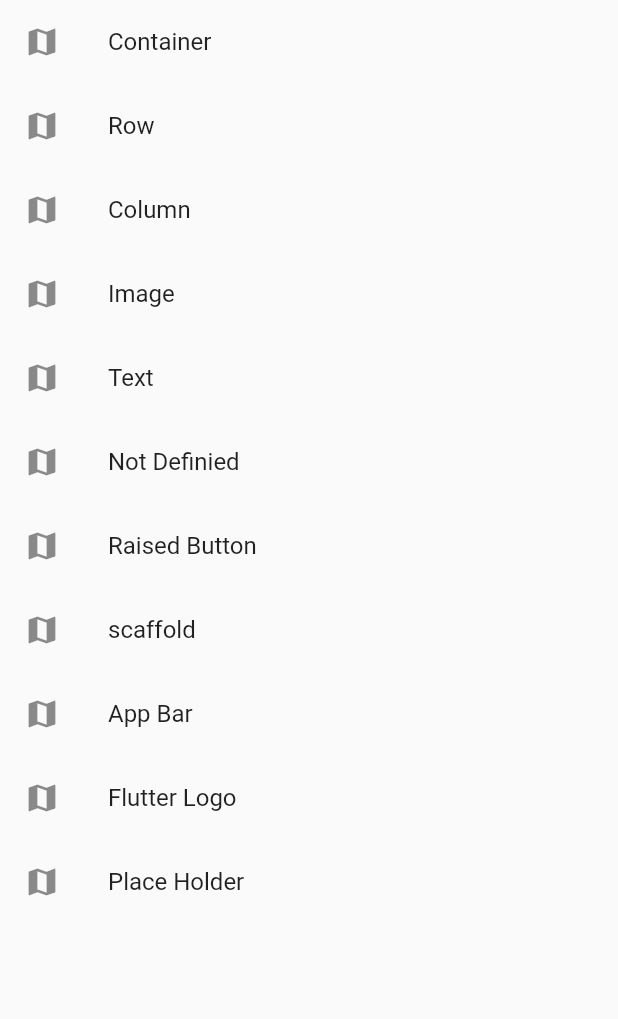
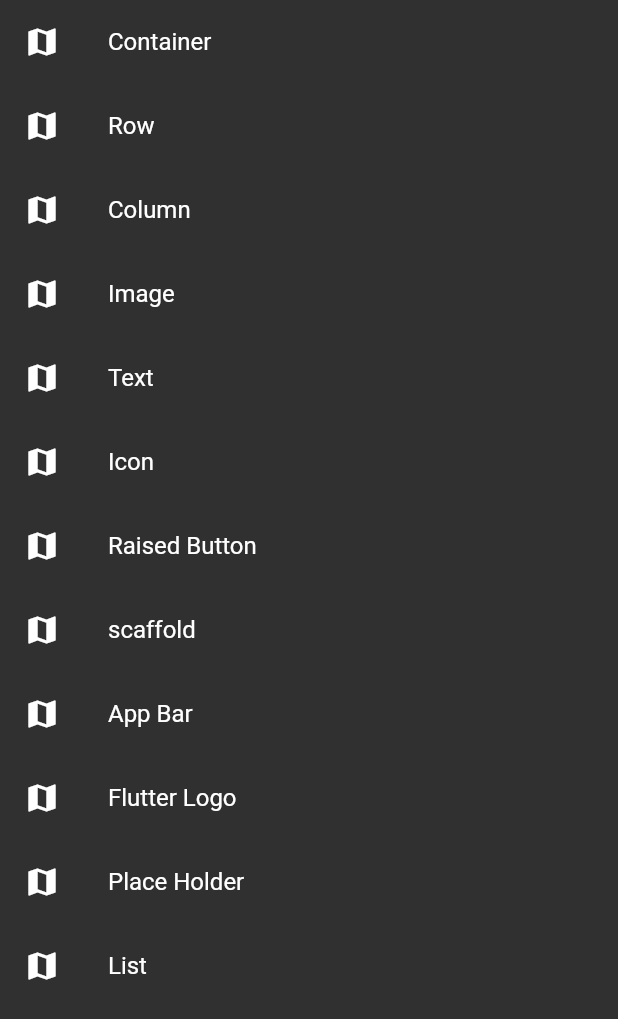
Before and after one commit to hanleylee/flutter-framework, a Flutter app: the screen it shows after launch, after a tap on "Basic Widget", on a phone screen of 412 x 824 dp. Shown: the top 1019 px of the screen. Run offline on Flutter 3.47's test engine with Material 2 defaults, Android fonts, the phone set to English and light mode, and no system bars; network calls fail.

Commit message:
daily 2022-03-06

```diff
--- a/lib/BasicWidget/MyWidget.dart
+++ b/lib/BasicWidget/MyWidget.dart
@@ -10,6 +10,7 @@ import './MyScaffold.dart';
 import './MyFlutterLogo.dart';
 import './MyPlaceholder.dart';
 import './MyRaisedButton.dart';
+import './MyList.dart';
 
 enum WidgetType {
   container,
@@ -23,6 +24,7 @@ enum WidgetType {
   appBar,
   flutterLogo,
   placeholder,
+  list,
 }
 
 extension WidgetTypeExtension on WidgetType {
@@ -50,8 +52,10 @@ extension WidgetTypeExtension on WidgetType {
         return MyFlutterLogo();
       case WidgetType.placeholder:
         return MyPlaceholder();
-      default:
-        return Text('none');
+      case WidgetType.list:
+        return MyList();
+      // default:
+      //   return Text('none');
     }
   }
 
@@ -67,6 +71,8 @@ extension WidgetTypeExtension on WidgetType {
         return 'Image';
       case WidgetType.text:
         return 'Text';
+      case WidgetType.icon:
+        return 'Icon';
       case WidgetType.raisedButton:
         return 'Raised Button';
       case WidgetType.scaffold:
@@ -77,8 +83,10 @@ extension WidgetTypeExtension on WidgetType {
         return 'Flutter Logo';
       case WidgetType.placeholder:
         return 'Place Holder';
-      default:
-        return 'Not Definied';
+      case WidgetType.list:
+        return 'List';
+      // default:
+      //   return 'Not Definied';
     }
   }
 }
--- a/lib/main.dart
+++ b/lib/main.dart
@@ -1,9 +1,13 @@
 import 'package:flutter/material.dart';
 import './BasicWidget/MyWidget.dart';
+import './MyTheme.dart';
+import './MyGestureDetector.dart';
 
 enum ListItemType {
   none,
   basicWidget,
+  theme,
+  gestureDetector,
 }
 
 extension ListItemTypeExtension on ListItemType {
@@ -13,20 +17,32 @@ extension ListItemTypeExtension on ListItemType {
         return 'none';
       case ListItemType.basicWidget:
         return 'Basic Widget';
-      default:
-        return 'not defined';
+      case ListItemType.theme:
+        return 'Theme';
+      case ListItemType.gestureDetector:
+        return 'GestureDetector';
     }
   }
 
   Widget get widget {
+    Widget content;
     switch (this) {
       case ListItemType.none:
-        return const Text('none');
+        content = const Text('none');
+        break;
       case ListItemType.basicWidget:
-        return MyWidget();
-      default:
-        return const Text('not defined');
+        content = MyWidget();
+        break;
+      case ListItemType.theme:
+        content = MyThemeWidget();
+        break;
+      case ListItemType.gestureDetector:
+        content = MyGestureDetector();
+        break;
     }
+    return Scaffold(
+      body: content,
+    );
   }
 
   void talk() {
@@ -80,5 +96,10 @@ void main() {
   runApp(MaterialApp(
     title: 'My app',
     home: Home(),
+    theme: ThemeData(
+      brightness: Brightness.dark,
+      primaryColor: Colors.lightBlue,
+      accentColor: Colors.cyan,
+    ),
   ));
 }
```
Also changed, not shown: lib/BasicWidget/MyImage.dart (+9 -1 lines), lib/BasicWidget/MyList.dart (added, +105 -0 lines), lib/MyGestureDetector.dart (added, +24 -0 lines), lib/MyTheme.dart (added, +27 -0 lines).
